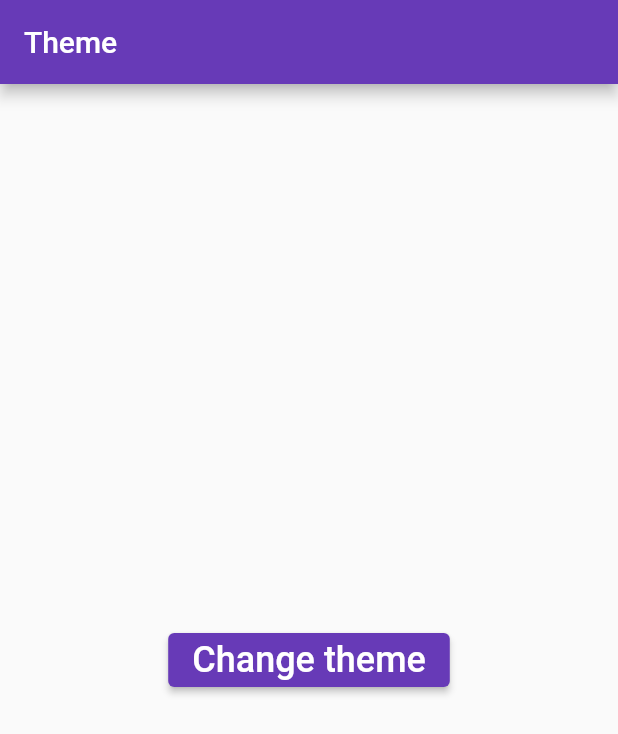
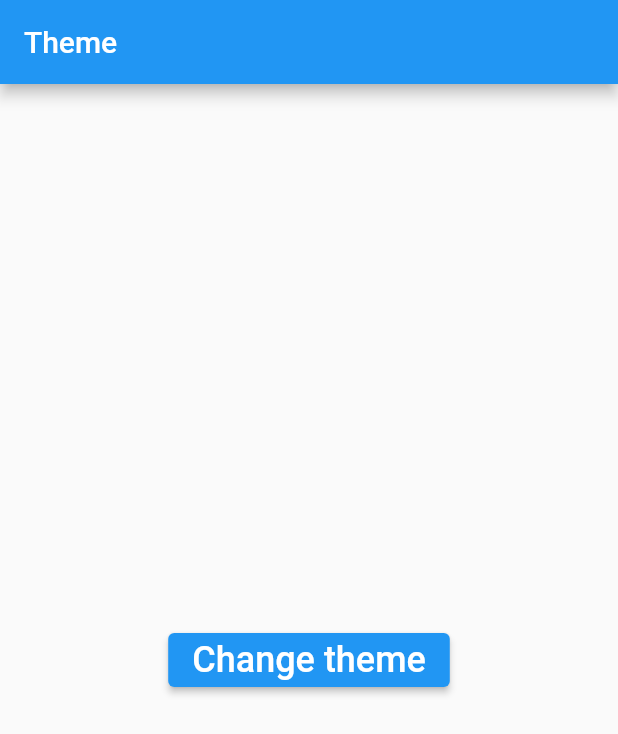
Before and after one commit to LukaszWalencik/bloc_payload, a Flutter app: the screen it shows after launch, on a phone screen of 412 x 824 dp. Shown: the top 734 px of the screen. Run offline on Flutter 3.47's test engine with Material 2 defaults, Android fonts, the phone set to English and light mode, and no system bars; our stand-ins replace bloc, equatable, flutter_bloc.

Commit message:
Add BlocProvider, BlocBuilder and checker what value have appTheme and use correct Theme data

```diff
--- a/lib/main.dart
+++ b/lib/main.dart
@@ -1,5 +1,7 @@
 import 'dart:math';
-
+import 'blocs/payload/payload_state.dart';
+import 'package:flutter_bloc/flutter_bloc.dart';
+import 'package:bloc_payload/blocs/payload/payload_bloc.dart';
 import 'package:flutter/material.dart';
 
 void main() {
@@ -12,11 +14,20 @@ class MyApp extends StatelessWidget {
   // This widget is the root of your application.
   @override
   Widget build(BuildContext context) {
-    return MaterialApp(
-        title: 'Event Payload',
-        debugShowCheckedModeBanner: false,
-        theme: ThemeData(primarySwatch: Colors.deepPurple),
-        home: HomePage());
+    return BlocProvider<PayloadBloc>(
+      create: (context) => PayloadBloc(),
+      child: BlocBuilder<PayloadBloc, PayloadState>(
+        builder: (context, state) {
+          return MaterialApp(
+              title: 'Event Payload',
+              debugShowCheckedModeBanner: false,
+              theme: state.appTheme == AppTheme.light
+                  ? ThemeData.light()
+                  : ThemeData.dark(),
+              home: HomePage());
+        },
+      ),
+    );
   }
 }
 
```
